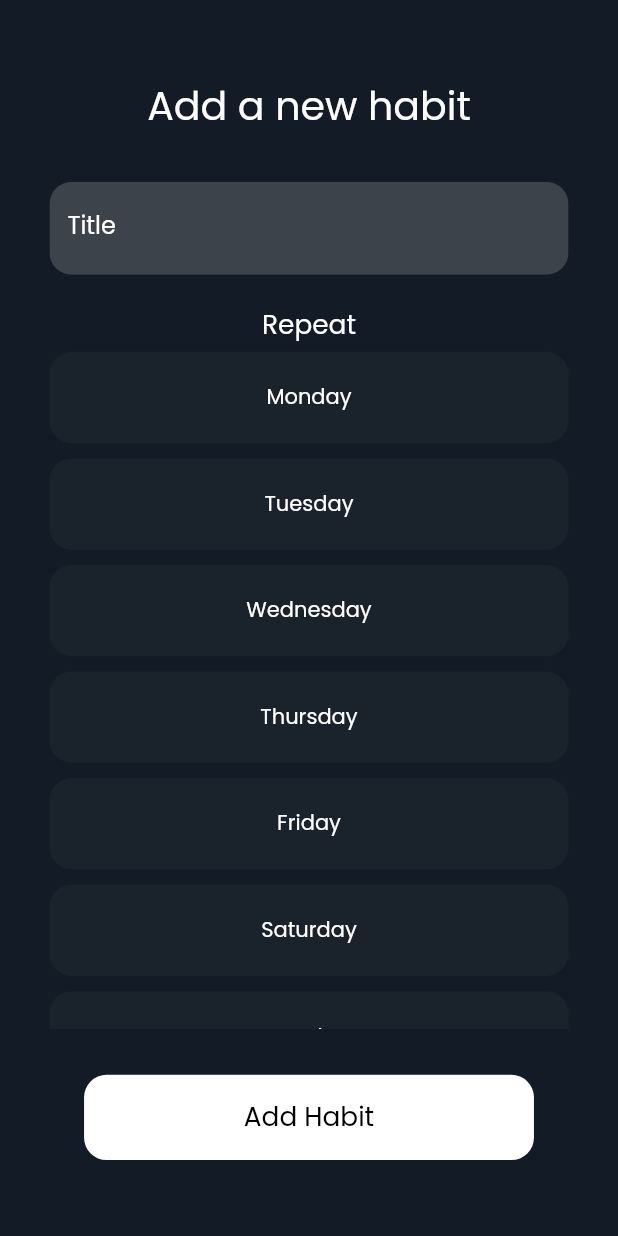
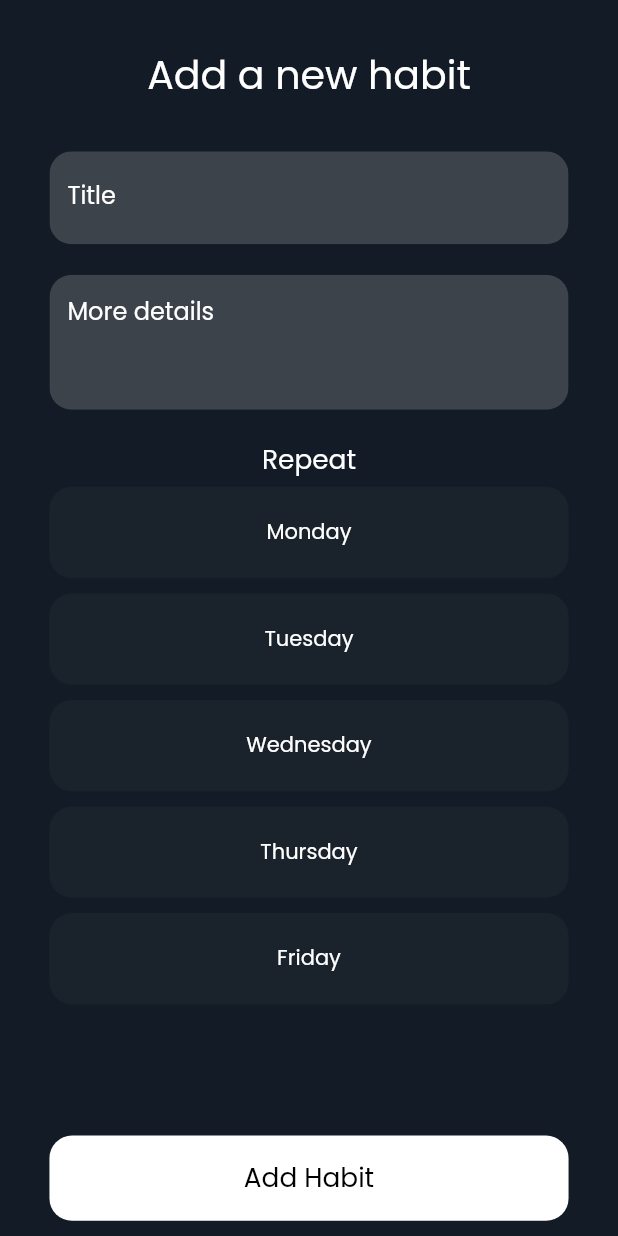
Before and after one commit to gandhisamay/habit_tracker, a Flutter app: the screen it shows once a user with an empty profile is signed in, after a tap on the "add" icon, on a phone screen of 412 x 824 dp. Run offline on Flutter 3.47's test engine with Material 2 defaults, Android fonts, the phone set to English and light mode, and no system bars; our stand-ins replace cloud_firestore, firebase_auth, firebase_core, flutter_riverpod, flutter_screenutil, google_sign_in; accounts and stored records are empty.

Commit message:
habits visible using stream

```diff
--- a/lib/constants/constants.dart
+++ b/lib/constants/constants.dart
@@ -3,6 +3,8 @@ import 'package:flutter/material.dart';
 const Color scaffoldColor = Color(0xff131b26);
 final Color opaciousGrey = Colors.grey.withOpacity(0.3);
 final Color weekDayColor = Colors.grey.withOpacity(0.05);
+const Color darkPurple = Color(0xff7524ff);
+const Color cyan = Color(0xff00d5e2);
 
 const InputDecoration inputDecoration = InputDecoration(
   border: InputBorder.none,
--- a/lib/database/db_service.dart
+++ b/lib/database/db_service.dart
@@ -5,14 +5,31 @@ import 'package:habit_app/models/user.dart';
 class DBService {
   final CollectionReference _users =
       FirebaseFirestore.instance.collection('users');
+  final CollectionReference _habits =
+      FirebaseFirestore.instance.collection('habits');
 
   Future<void> addNewUser(CUser user) async {
     await _users.doc(user.uid).set(user.toMap());
+    await _habits.doc(user.uid);
   }
 
   Future<void> addNewHabit(Habit habit, CUser user) async {
-    await _users
-        .doc(user.uid)
-        .update({"habits": FieldValue.arrayUnion([habit.toMap()])});
+    habit.uid = user.uid;
+    await _habits.add(habit.toMap()).then((value) {
+      habit.hid = value.id;
+    });
+
+    await _habits.doc(habit.hid).set(habit.toMap());
+  }
+
+  Stream<List<Habit>> getUserHabits(CUser user) {
+    // print(user.uid);
+    return _habits.where('uid', isEqualTo: user.uid).snapshots().map(
+          (event) => event.docs
+              .map(
+                (e) => Habit.fromMap(e.data()! as Map<String, dynamic>),
+              )
+              .toList(),
+        );
   }
 }
--- a/lib/models/habit.dart
+++ b/lib/models/habit.dart
@@ -1,18 +1,30 @@
 class Habit {
+  String? hid;
+  String? uid;
   String? title;
-  List<int> days = [];
+  String? moreDetails;
+  List<dynamic> days = [];
 
   Habit();
 
   Map<String, dynamic> toMap() {
-    return {'title': title, 'days': days};
+    return {
+      'uid': uid,
+      'hid': hid,
+      'title': title,
+      'moreDetails': moreDetails,
+      'days': days
+    };
   }
 
   factory Habit.fromMap(Map<String, dynamic> map) {
     Habit habit = Habit();
 
-    habit.title = map["title"];
+    habit.uid = map["uid"] as String;
+    habit.hid = map["hid"] as String ;
+    habit.title = map["title"] as String;
     habit.days = map["days"];
+    habit.moreDetails = map["moreDetails"] as String;
 
     return habit;
   }
--- a/lib/models/user.dart
+++ b/lib/models/user.dart
@@ -5,7 +5,6 @@ class CUser {
   String? firstName;
   String? lastName;
   int? age;
-  List<Habit> habits = [];
 
   CUser();
 
@@ -15,7 +14,6 @@ class CUser {
       'firstName': firstName,
       'lastName': lastName,
       'age': age,
-      'habits': habits
     };
   }
 
@@ -26,7 +24,6 @@ class CUser {
     user.firstName = map["firstName"];
     user.lastName = map["lastName"];
     user.age = map["age"];
-    user.habits = map["habits"];
 
     return user;
   }
--- /dev/null
+++ b/lib/providers/habit_provider.dart
@@ -0,0 +1,9 @@
+import 'package:flutter_riverpod/flutter_riverpod.dart';
+import 'package:habit_app/database/db_service.dart';
+import 'package:habit_app/models/habit.dart';
+import 'package:habit_app/providers/auth_provider.dart';
+
+final habitsStreamProvider = StreamProvider<List<Habit>>((ref) {
+  final user = ref.watch(userProvider);
+  return DBService().getUserHabits(user);
+});
--- a/lib/screens/dashboard/dashboard.dart
+++ b/lib/screens/dashboard/dashboard.dart
@@ -1,9 +1,13 @@
 import 'package:flutter/material.dart';
+import 'package:flutter_riverpod/flutter_riverpod.dart';
+import 'package:flutter_screenutil/flutter_screenutil.dart';
+import 'package:habit_app/providers/habit_provider.dart';
 import 'package:habit_app/screens/dashboard/widgets/habit_card.dart';
 import 'package:habit_app/screens/form%20screen/form_screen.dart';
+import 'package:habit_app/shared/widgets/loading.dart';
 import 'package:intl/intl.dart';
 
-List<Map<String, dynamic>> habits = [
+List<Map<String, dynamic>> habits1 = [
   {
     'color': Colors.blue,
     'title': 'YP',
@@ -40,26 +44,31 @@ List<Map<String, dynamic>> habits2 = [
 
 class DashboardScreen extends StatelessWidget {
   static const routeName = '/dashboard';
+  final su = ScreenUtil();
 
   @override
   Widget build(BuildContext context) {
     return SafeArea(
       child: Scaffold(
-        body: Container(
-          padding: EdgeInsets.only(top: 25.0, left: 25.0),
+        body: Padding(
+          padding: EdgeInsets.symmetric(
+            horizontal: su.setWidth(30),
+            vertical: su.setHeight(30),
+          ),
           child: Column(
             crossAxisAlignment: CrossAxisAlignment.start,
             children: <Widget>[
               Row(
                 children: <Widget>[
                   Text(
-                    "Today's Tasks",
+                    "Today's Habits",
                     style: TextStyle(
                       fontWeight: FontWeight.bold,
                       color: Colors.white,
                       fontSize: 25,
                     ),
                   ),
+                  Spacer(),
                   Material(
                     color: Colors.transparent,
                     child: InkWell(
@@ -86,72 +95,17 @@ class DashboardScreen extends StatelessWidget {
                       ),
                     ),
                   ),
-                  SizedBox(
-                    width: 25.0,
-                  )
                 ],
               ),
               SizedBox(
-                height: 35.0,
+                height: su.setHeight(35),
               ),
               Container(
-                height: 150,
-                child: ListView.builder(
-                  scrollDirection: Axis.horizontal,
-                  itemCount: habits.length,
-                  itemBuilder: (ctx, id) {
-                    return Container(
-                      width: 150,
-                      margin:
-                          EdgeInsets.only(right: 15.0, top: 9.0, bottom: 9.0),
-                      padding: EdgeInsets.all(13.0),
-                      decoration: BoxDecoration(
-                        color: habits[id]['color'],
-                        borderRadius: BorderRadius.circular(15),
-                        boxShadow: [
-                          BoxShadow(
-                            color: habits[id]['color'],
-                            blurRadius: 5.0,
-                            offset: Offset(0, 3),
-                          ),
-                        ],
-                      ),
-                      child: Column(
-                        mainAxisAlignment: MainAxisAlignment.spaceEvenly,
-                        crossAxisAlignment: CrossAxisAlignment.start,
-                        children: <Widget>[
-                          Text(
-                            habits[id]['title'],
-                            style: TextStyle(
-                                fontWeight: FontWeight.bold,
-                                fontSize: 27,
-                                color: Colors.white),
-                          ),
-                          Text(
-                            habits[id]['fulltext'],
-                            style: TextStyle(
-                              fontWeight: FontWeight.bold,
-                              color: Colors.white,
-                              fontSize: 15,
-                            ),
-                          ),
-                        ],
-                      ),
-                    );
-                  },
-                ),
-              ),
-              SizedBox(
-                height: 35.0,
-              ),
-              Container(
-                height: 90,
+                height: su.setHeight(90),
+                width: double.infinity,
                 decoration: BoxDecoration(
                   color: Color(0xff1b232e),
-                  borderRadius: BorderRadius.only(
-                    topLeft: Radius.circular(15),
-                    bottomLeft: Radius.circular(15),
-                  ),
+                  borderRadius: BorderRadius.circular(15),
                 ),
                 padding: EdgeInsets.all(15),
                 child: ListView.builder(
@@ -161,9 +115,9 @@ class DashboardScreen extends StatelessWidget {
                     int day = DateTime.now().day + f;
                     return FittedBox(
                       child: Container(
-                        width: 90,
-                        height: 90,
-                        margin: EdgeInsets.only(right: 15.0),
+                        width: su.setWidth(90),
+                        height: su.setHeight(90),
+                        margin: EdgeInsets.only(right: su.setWidth(15)),
                         alignment: Alignment.center,
                         decoration: BoxDecoration(
                           color: day == DateTime.now().day
@@ -171,14 +125,14 @@ class DashboardScreen extends StatelessWidget {
                               : Color(0xff131b26),
                           borderRadius: BorderRadius.circular(5.0),
                         ),
-                        padding: EdgeInsets.all(15.0),
+                        padding: EdgeInsets.all(su.setWidth(10)),
                         child: Column(
                           mainAxisAlignment: MainAxisAlignment.center,
                           children: <Widget>[
                             Text(
                               "${DateTime.now().day + f}",
                               style: TextStyle(
-                                fontSize: 25,
+                                fontSize: 20 * su.scaleText,
                                 fontWeight: day == DateTime.now().day
                                     ? FontWeight.bold
                                     : FontWeight.normal,
@@ -208,38 +162,24 @@ class DashboardScreen extends StatelessWidget {
                   },
                 ),
               ),
-              SizedBox(
-                height: 35.0,
-              ),
-              RichText(
-                text: TextSpan(
-                  children: [
-                    TextSpan(
-                      text: "Your Habits ",
-                      style: TextStyle(
-                        fontWeight: FontWeight.bold,
-                        fontSize: 21,
-                      ),
-                    ),
-                    TextSpan(
-                      text: " 5",
-                      style: TextStyle(
-                        color: Colors.grey.shade500,
-                        fontSize: 21,
-                      ),
-                    ),
-                  ],
-                ),
-              ),
               // HabitCard(id: 1,)
-              Expanded(
-                child: ListView.builder(
-                  itemCount: habits2.length,
-                  itemBuilder: (ctx, id) {
-                    return HabitCard(id: id);
-                  },
-                ),
-              )
+              Expanded(child: Consumer(builder: (context, ref, ch) {
+                final _habitStream = ref.watch(habitsStreamProvider);
+                return _habitStream.when(data: (habits) {
+                  return ListView.builder(
+                    itemCount: habits.length,
+                    itemBuilder: (ctx, index) {
+                      return HabitCard(habit: habits[index]);
+                    },
+                  );
+                }, loading: () {
+                  return Loader();
+                }, error: (_, st) {
+                  print(_);
+                  print(st);
+                  return Container();
+                });
+              }))
             ],
           ),
         ),
--- a/lib/screens/dashboard/widgets/habit_card.dart
+++ b/lib/screens/dashboard/widgets/habit_card.dart
@@ -1,62 +1,84 @@
 import 'package:flutter/material.dart';
-import 'package:habit_app/screens/dashboard/dashboard.dart';
+import 'package:habit_app/constants/constants.dart';
+import 'package:habit_app/models/habit.dart';
+import 'package:habit_app/screens/detailed/details.dart';
 
-class HabitCard extends StatelessWidget {
-  final int id;
+class HabitCard extends StatefulWidget {
+  final Habit habit;
 
-  HabitCard({required this.id});
+  HabitCard({required this.habit});
+
+  @override
+  State<HabitCard> createState() => _HabitCardState();
+}
+
+class _HabitCardState extends State<HabitCard> {
+  bool completed = false;
   @override
   Widget build(BuildContext context) {
-    return InkWell(
-      onTap: () {
-        Navigator.pushNamed(context, '/details');
-      },
-      child: Container(
+    return Container(
       // height: 150,
       margin: EdgeInsets.symmetric(vertical: 21.0),
       padding: EdgeInsets.only(right: 25.0),
+      decoration: BoxDecoration(borderRadius: BorderRadius.circular(15)),
       child: Column(
         children: <Widget>[
           Row(
             children: <Widget>[
-                Container(
+              GestureDetector(
+                onTap: () {
+                  // Navigator.of(context).pop();
+                  setState(() {
+                    completed = !completed;
+                  });
+                },
+                child: Container(
                   padding: EdgeInsets.all(5.0),
                   decoration: BoxDecoration(
                     shape: BoxShape.circle,
-                    color: id == 0 ? habits2[id]['color'] : Colors.transparent,
-                    border: id == 0
-                        ? Border()
+                    color: completed ? darkPurple : Colors.transparent,
+                    border: completed
+                        ? Border.all(
+                            color: darkPurple,
+                          )
                         : Border.all(
                             color: Colors.grey[500]!,
                           ),
                   ),
                   child: Icon(
                     Icons.check,
-                    color: id == 0 ? Colors.white : Colors.grey[500],
+                    color: completed ? Colors.white : Colors.grey[500],
+                  ),
                 ),
               ),
               SizedBox(width: 15),
-                Column(
+              GestureDetector(
+                onTap: () {
+                  Navigator.of(context).pushNamed(DetailsScreen.routeName);
+                },
+                child: Column(
                   crossAxisAlignment: CrossAxisAlignment.start,
                   children: <Widget>[
                     Text(
-                      habits2[id]['objectif'],
+                      widget.habit.title!,
                       style: TextStyle(
                         color: Colors.white,
                         fontWeight: FontWeight.bold,
-                          fontSize: 19),
+                        fontSize: 19,
+                      ),
                     ),
                     SizedBox(
                       height: 3,
                     ),
                     Text(
-                      habits2[id]['progress'],
+                      widget.habit.moreDetails!,
                       style: TextStyle(color: Colors.grey[500], fontSize: 17),
                     ),
                     SizedBox(
                       height: 15,
                     ),
                   ],
+                ),
               )
             ],
           ),
@@ -64,12 +86,11 @@ class HabitCard extends StatelessWidget {
             value: .71,
             backgroundColor: Color(0xff1c232d),
             valueColor: AlwaysStoppedAnimation(
-                habits2[id]['color'],
+              cyan,
             ),
           ),
         ],
       ),
-      ),
     );
   }
 }
--- a/lib/screens/form screen/form_screen.dart
+++ b/lib/screens/form screen/form_screen.dart
@@ -24,11 +24,61 @@ class _NewHabitFormScreenState extends State<NewHabitFormScreen> {
   Widget build(BuildContext context) {
     return SafeArea(
       child: Scaffold(
+        bottomNavigationBar: Padding(
+          padding: EdgeInsets.symmetric(
+            horizontal: su.setWidth(30),
+            vertical: su.setHeight(10),
+          ),
+          child: Consumer(builder: (context, ref, ch) {
+            final user = ref.watch(userProvider);
+            return GestureDetector(
+              onTap: () async {
+                if (habit.days.isEmpty) {
+                  ScaffoldMessenger.of(
+                    context,
+                  ).showSnackBar(
+                    const SnackBar(
+                      duration: Duration(
+                        milliseconds: 800,
+                      ),
+                      content: Text(
+                        'You need to select atleast one day',
+                      ),
+                    ),
+                  );
+                } else {
+                  await DBService().addNewHabit(habit, user);
+                  Navigator.pushReplacementNamed(
+                    context,
+                    DashboardScreen.routeName,
+                  );
+                }
+              },
+              child: Container(
+                width: ScreenUtil().setWidth(273),
+                height: ScreenUtil().setHeight(56),
+                decoration: BoxDecoration(
+                  borderRadius: BorderRadius.circular(15),
+                  color: Colors.white,
+                ),
+                child: Center(
+                  child: Text(
+                    "Add Habit",
+                    style: TextStyle(
+                      color: Colors.black,
+                      fontSize: 16 * su.scaleText,
+                    ),
+                  ),
+                ),
+              ),
+            );
+          }),
+        ),
         body: SingleChildScrollView(
           child: Padding(
             padding: EdgeInsets.symmetric(
               horizontal: su.setWidth(30),
-              vertical: su.setHeight(50),
+              vertical: su.setHeight(30),
             ),
             child: Column(
               children: [
@@ -61,6 +111,24 @@ class _NewHabitFormScreenState extends State<NewHabitFormScreen> {
                           SizedBox(
                             height: su.setHeight(20),
                           ),
+                          ClipRRect(
+                            borderRadius: BorderRadius.circular(15),
+                            child: TextFormField(
+                              decoration: inputDecoration.copyWith(
+                                  hintText: "More details",
+                                  hintStyle: TextStyle(color: Colors.white)),
+                              cursorColor: Colors.white,
+                              style: TextStyle(color: Colors.white),
+                              maxLines: 3,
+                              keyboardType: TextInputType.multiline,
+                              onChanged: (val) {
+                                habit.moreDetails = val;
+                              },
+                            ),
+                          ),
+                          SizedBox(
+                            height: su.setHeight(20),
+                          ),
                           Text(
                             "Repeat",
                             style: TextStyle(
@@ -68,13 +136,12 @@ class _NewHabitFormScreenState extends State<NewHabitFormScreen> {
                             ),
                           ),
                           Container(
-                            height: su.setHeight(450),
+                            height: su.setHeight(350),
                             child: ListView.builder(
                               itemCount: daysInWeek.length,
                               itemBuilder: (ctx, index) {
                                 return GestureDetector(
                                   onTap: () {
-                                    print(habit.days);
                                     if (habit.days.contains(index + 1)) {
                                       habit.days.remove(index + 1);
                                     } else {
@@ -105,50 +172,6 @@ class _NewHabitFormScreenState extends State<NewHabitFormScreen> {
                     );
                   }),
                 ),
-                Consumer(builder: (context, ref, ch) {
-                  final user = ref.watch(userProvider);
-                  return GestureDetector(
-                    onTap: () async {
-                      if (habit.days.isEmpty) {
-                        ScaffoldMessenger.of(
-                          context,
-                        ).showSnackBar(
-                          const SnackBar(
-                            duration: Duration(
-                              milliseconds: 800,
-                            ),
-                            content: Text(
-                              'You need to select atleast one day',
-                            ),
-                          ),
-                        );
-                      } else {
-                        await DBService().addNewHabit(habit, user);
-                        Navigator.pushReplacementNamed(
-                          context,
-                          DashboardScreen.routeName,
-                        );
-                      }
-                    },
-                    child: Container(
-                      width: ScreenUtil().setWidth(273),
-                      height: ScreenUtil().setHeight(56),
-                      decoration: BoxDecoration(
-                        borderRadius: BorderRadius.circular(15),
-                        color: Colors.white,
-                      ),
-                      child: Center(
-                        child: Text(
-                          "Add Habit",
-                          style: TextStyle(
-                            color: Colors.black,
-                            fontSize: 16 * su.scaleText,
-                          ),
-                        ),
-                      ),
-                    ),
-                  );
-                })
               ],
             ),
           ),
```
Also changed, not shown: lib/screens/onboarding/personal_details.dart (+5 -5 lines). Lines whose indentation alone changed are shown as unchanged.
